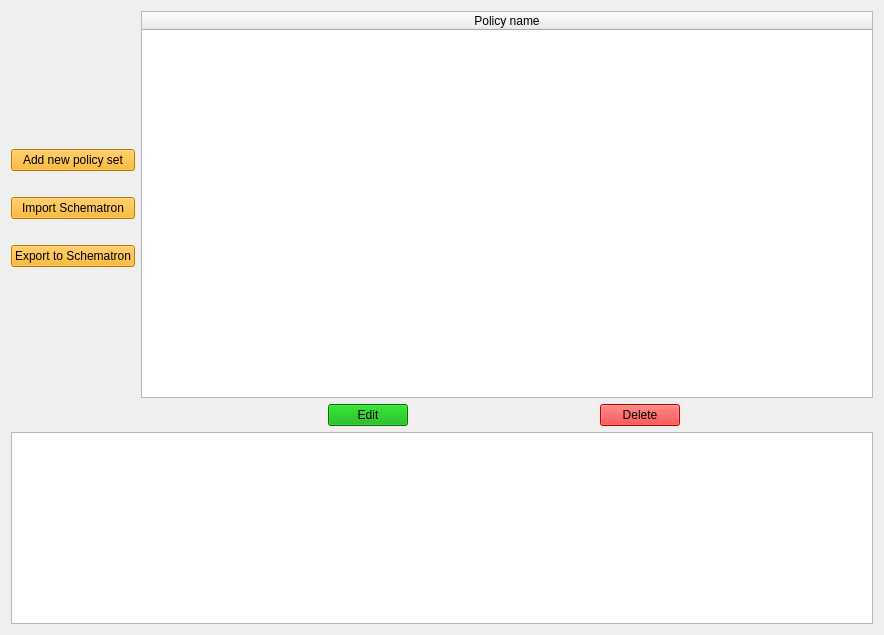
Old version of the form Source/GUI/Qt/policiesmenu.ui in the repository MediaArea/MediaConch_SourceCode.
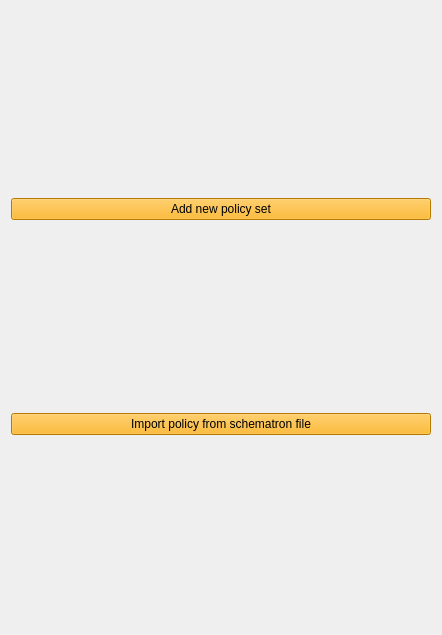
New version of the form.

Commit message: Policies: print the policies menu

Patch:
```diff
--- a/Source/GUI/Qt/policiesmenu.ui
+++ b/Source/GUI/Qt/policiesmenu.ui
@@ -6,7 +6,7 @@
    <rect>
     <x>0</x>
     <y>0</y>
-    <width>884</width>
+    <width>442</width>
     <height>635</height>
    </rect>
   </property>
@@ -17,50 +17,7 @@
    </sizepolicy>
   </property>
   <layout class="QGridLayout" name="gridLayout">
-   <item row="4" column="0">
-    <spacer name="verticalSpacer_4">
-     <property name="orientation">
-      <enum>Qt::Vertical</enum>
-     </property>
-     <property name="sizeType">
-      <enum>QSizePolicy::Maximum</enum>
-     </property>
-     <property name="sizeHint" stdset="0">
-      <size>
-       <width>20</width>
-       <height>20</height>
-      </size>
-     </property>
-    </spacer>
-   </item>
-   <item row="0" column="1" rowspan="7" colspan="6">
-    <widget class="QTableWidget" name="policies">
-     <property name="selectionMode">
-      <enum>QAbstractItemView::SingleSelection</enum>
-     </property>
-     <property name="selectionBehavior">
-      <enum>QAbstractItemView::SelectRows</enum>
-     </property>
-     <property name="showGrid">
-      <bool>false</bool>
-     </property>
-     <property name="gridStyle">
-      <enum>Qt::NoPen</enum>
-     </property>
-     <attribute name="horizontalHeaderStretchLastSection">
-      <bool>true</bool>
-     </attribute>
-     <attribute name="verticalHeaderShowSortIndicator" stdset="0">
-      <bool>false</bool>
-     </attribute>
-     <column>
-      <property name="text">
-       <string>Policy name</string>
-      </property>
-     </column>
-    </widget>
-   </item>
-   <item row="1" column="0">
+   <item row="0" column="0">
     <widget class="QPushButton" name="addNewPolicy">
      <property name="focusPolicy">
       <enum>Qt::NoFocus</enum>
@@ -75,8 +32,8 @@
      </property>
     </widget>
    </item>
-   <item row="3" column="0">
-    <widget class="QPushButton" name="importSchematron">
+   <item row="1" column="0">
+    <widget class="QPushButton" name="importPolicy">
      <property name="focusPolicy">
       <enum>Qt::NoFocus</enum>
      </property>
@@ -85,148 +42,7 @@
 selection-background-color: rgb(255, 170, 0);</string>
      </property>
      <property name="text">
-      <string>Import Schematron</string>
-     </property>
-    </widget>
-   </item>
-   <item row="6" column="0">
-    <spacer name="verticalSpacer">
-     <property name="orientation">
-      <enum>Qt::Vertical</enum>
-     </property>
-     <property name="sizeHint" stdset="0">
-      <size>
-       <width>20</width>
-       <height>40</height>
-      </size>
-     </property>
-    </spacer>
-   </item>
-   <item row="0" column="0">
-    <spacer name="verticalSpacer_2">
-     <property name="orientation">
-      <enum>Qt::Vertical</enum>
-     </property>
-     <property name="sizeHint" stdset="0">
-      <size>
-       <width>20</width>
-       <height>40</height>
-      </size>
-     </property>
-    </spacer>
-   </item>
-   <item row="2" column="0">
-    <spacer name="verticalSpacer_3">
-     <property name="orientation">
-      <enum>Qt::Vertical</enum>
-     </property>
-     <property name="sizeType">
-      <enum>QSizePolicy::Maximum</enum>
-     </property>
-     <property name="sizeHint" stdset="0">
-      <size>
-       <width>20</width>
-       <height>20</height>
-      </size>
-     </property>
-    </spacer>
-   </item>
-   <item row="5" column="0">
-    <widget class="QPushButton" name="exportPolicies">
-     <property name="focusPolicy">
-      <enum>Qt::NoFocus</enum>
-     </property>
-     <property name="styleSheet">
-      <string notr="true">background-color: rgb(255, 170, 0);
-selection-background-color: rgb(255, 170, 0);
-</string>
-     </property>
-     <property name="text">
-      <string>Export to Schematron</string>
-     </property>
-    </widget>
-   </item>
-   <item row="7" column="1">
-    <spacer name="horizontalSpacer">
-     <property name="orientation">
-      <enum>Qt::Horizontal</enum>
-     </property>
-     <property name="sizeHint" stdset="0">
-      <size>
-       <width>40</width>
-       <height>20</height>
-      </size>
-     </property>
-    </spacer>
-   </item>
-   <item row="7" column="3">
-    <spacer name="horizontalSpacer_3">
-     <property name="orientation">
-      <enum>Qt::Horizontal</enum>
-     </property>
-     <property name="sizeHint" stdset="0">
-      <size>
-       <width>40</width>
-       <height>20</height>
-      </size>
-     </property>
-    </spacer>
-   </item>
-   <item row="8" column="0" colspan="7">
-    <widget class="QPlainTextEdit" name="errors"/>
-   </item>
-   <item row="7" column="6">
-    <spacer name="horizontalSpacer_2">
-     <property name="orientation">
-      <enum>Qt::Horizontal</enum>
-     </property>
-     <property name="sizeHint" stdset="0">
-      <size>
-       <width>40</width>
-       <height>20</height>
-      </size>
-     </property>
-    </spacer>
-   </item>
-   <item row="7" column="4">
-    <widget class="QPushButton" name="deletePolicy">
-     <property name="maximumSize">
-      <size>
-       <width>100</width>
-       <height>16777215</height>
-      </size>
-     </property>
-     <property name="focusPolicy">
-      <enum>Qt::NoFocus</enum>
-     </property>
-     <property name="styleSheet">
-      <string notr="true">background-color: rgb(255, 0, 0);
-selection-background-color: rgb(255, 0, 0);
-</string>
-     </property>
-     <property name="text">
-      <string>Delete</string>
-     </property>
-    </widget>
-   </item>
-   <item row="7" column="2">
-    <widget class="QPushButton" name="editPolicy">
-     <property name="maximumSize">
-      <size>
-       <width>100</width>
-       <height>16777215</height>
-      </size>
-     </property>
-     <property name="focusPolicy">
-      <enum>Qt::NoFocus</enum>
-     </property>
-     <property name="styleSheet">
-      <string notr="true">background-color: rgb(0, 170, 0);
-selection-background-color: rgb(0, 170, 0);
-</string>
-     </property>
-     <property name="text">
-      <string>Edit</string>
+      <string>Import policy from schematron file</string>
      </property>
     </widget>
    </item>
```
The commit also changes 7 other files.
